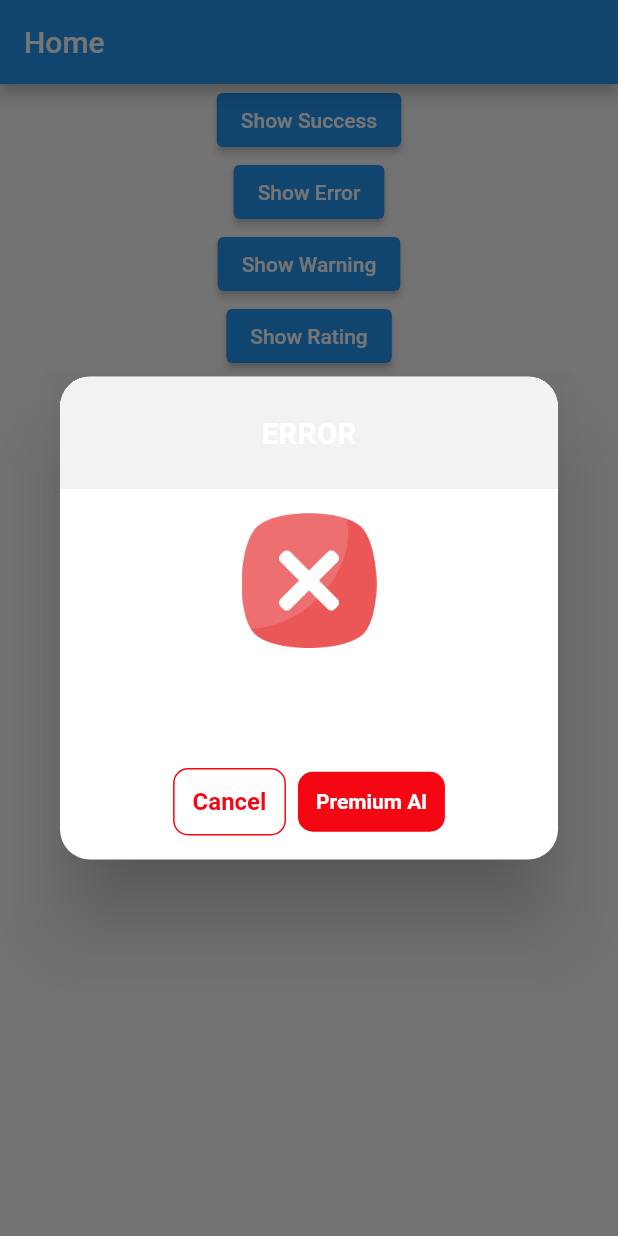
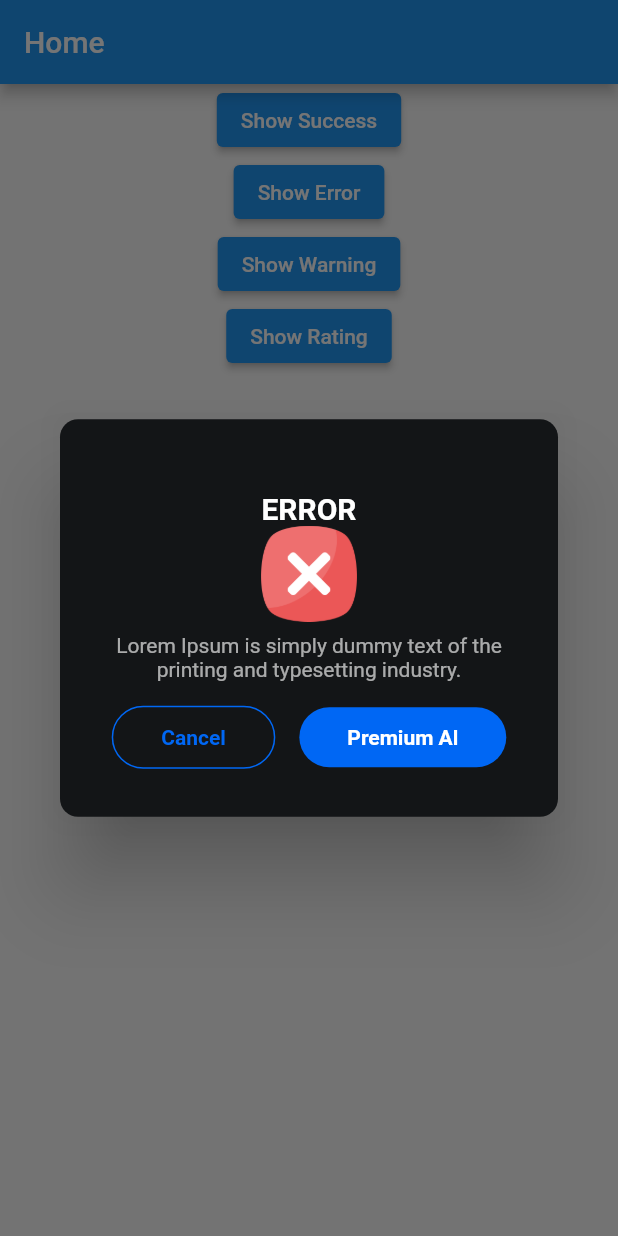
Before and after one commit to omeryilmazel/SwAlert, a Flutter app: the screen it shows after launch, after a tap on "Show Error", on a phone screen of 412 x 824 dp. Run offline on Flutter 3.47's test engine with Material 2 defaults, Android fonts, the phone set to English and light mode, and no system bars.

Commit message:
Update error.dart

```diff
--- a/lib/src/widgets/error.dart
+++ b/lib/src/widgets/error.dart
@@ -26,19 +26,18 @@ class AlertError extends StatelessWidget {
     return Dialog(
       backgroundColor: Colors.transparent,
       child: Container(
+        padding:  EdgeInsets.all(32),
         clipBehavior: Clip.hardEdge,
         width: MediaQuery.of(context).size.width,
         decoration: BoxDecoration(
-            borderRadius: BorderRadius.circular(20), color: Color(0xFFFFFFFF)),
+            borderRadius: BorderRadius.circular(12), color: Color(0xFF131517)),
         child: Column(
           mainAxisSize: MainAxisSize.min,
           children: [
             buildTitle(),
             buildImage(),
             buildContent(),
-            SizedBox(height: 8),
             buttons(context),
-            SizedBox(height: 16)
           ],
         ),
       ),
@@ -47,7 +46,7 @@ class AlertError extends StatelessWidget {
 
   Container buildContent() {
     return Container(
-      margin: EdgeInsets.symmetric(horizontal: 16, vertical: 16),
+      margin: EdgeInsets.only(top: 8, left: 0, right: 0),
       width: double.maxFinite,
       child: Center(
           child: Text(
@@ -60,17 +59,14 @@ class AlertError extends StatelessWidget {
 
   Padding buildImage() {
     return Padding(
-      padding: const EdgeInsets.only(top: 16, bottom: 8),
-      child: Image.asset('assets/error.png', height: 90, width: 90,package: 'sw_alert',),
+      padding: const EdgeInsets.only(top: 0, bottom: 0),
+      child: Image.asset('assets/error.png', height: 64, width: 64,package: 'sw_alert',),
     );
   }
 
   Container buildTitle() {
     return Container(
-      padding: EdgeInsets.all(16),
-      color: Color(0xFFF2F2F2),
-      height: 75,
-      width: double.maxFinite,
+      margin: EdgeInsets.only(top: 16),
       child: Center(child: Text(title, style: AlertTextStyle.title)),
     );
   }
@@ -88,22 +84,23 @@ class AlertError extends StatelessWidget {
             }
           },
           child: Container(
-            padding: EdgeInsets.symmetric(vertical: 12, horizontal: 12),
+            margin: EdgeInsets.only(bottom: 0,top: 16),
+            padding: EdgeInsets.symmetric(vertical: 12, horizontal: 32),
             decoration: BoxDecoration(
-                borderRadius: BorderRadius.circular(10),
-                border: Border.all(color: SwColors.errorColor)),
+                borderRadius: BorderRadius.circular(100),
+                border: Border.all(color: SwColors.mainColor)),
             child: Center(
               child: Text(
                 onCancelText,
                 style: TextStyle(
-                    color: SwColors.errorColor,
+                    color: SwColors.mainColor,
                     fontWeight: FontWeight.bold,
-                    fontSize: 16),
+                    fontSize: 14),
               ),
             ),
           ),
         ),
-        SizedBox(width: 8),
+        SizedBox(width: 16),
         GestureDetector(
           onTap: () {
             if (onConfirm != null) {
@@ -113,10 +110,11 @@ class AlertError extends StatelessWidget {
             }
           },
           child: Container(
-              padding: EdgeInsets.symmetric(vertical: 12, horizontal: 12),
+              margin: EdgeInsets.only(bottom: 0,top: 16),
+              padding: EdgeInsets.symmetric(vertical: 12, horizontal: 32),
               decoration: BoxDecoration(
-                  borderRadius: BorderRadius.circular(10),
-                  color: SwColors.errorColor),
+                  borderRadius: BorderRadius.circular(100),
+                  color: SwColors.mainColor),
               child:
                   Center(child: Text(onConfirmText, style: AlertTextStyle.buttonText))),
         ),
```
